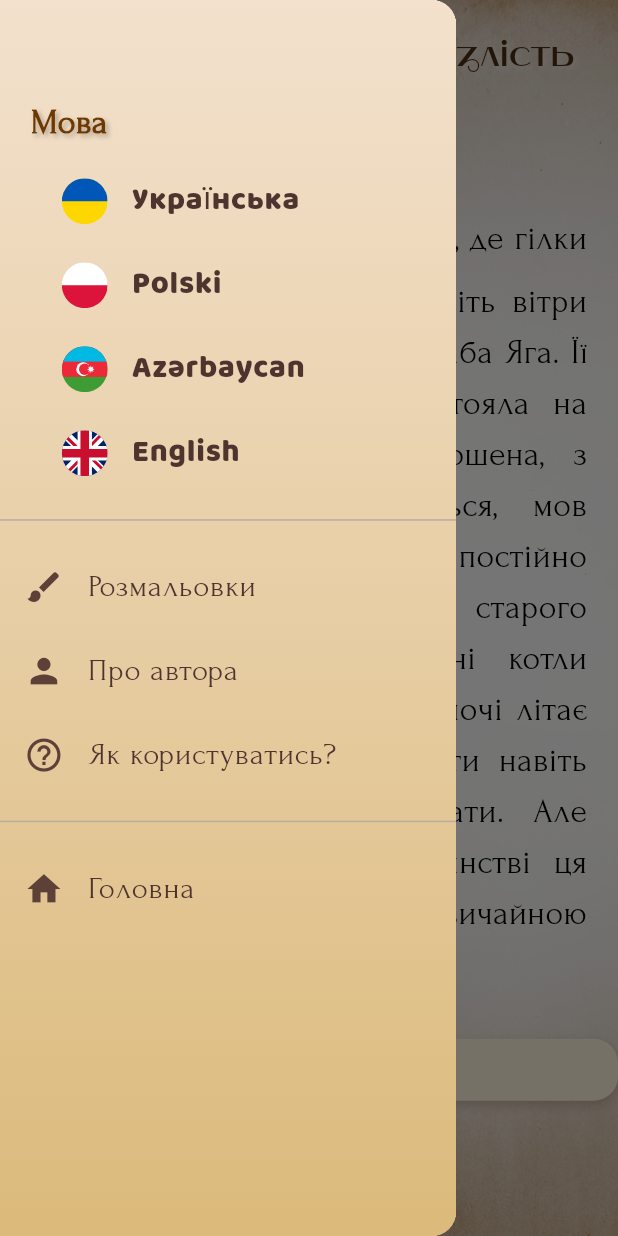
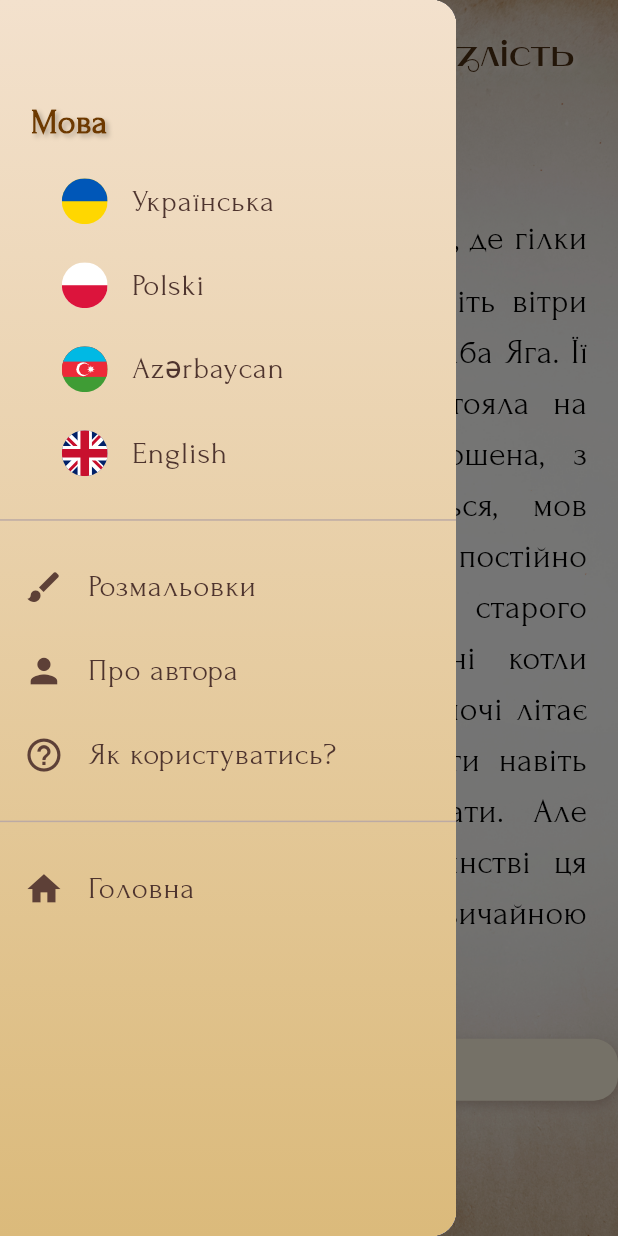
Before and after one commit to SergiyKlymenko/yaga_storybook_app, a Flutter app: the BookPageScreen screen opened directly, with the side drawer open, on a phone screen of 412 x 824 dp. Run offline on Flutter 3.47's test engine with Material 3 defaults, Android fonts, the phone set to English and light mode, and no system bars; our stand-ins replace flutter_dotenv, flutter_svg, just_audio, lucide_icons; missing offline and left inert: dart:ffi; generated files the repository leaves out were written again.

Commit message:
drawer font

```diff
--- a/lib/widgets/storybook_drawer.dart
+++ b/lib/widgets/storybook_drawer.dart
@@ -127,7 +127,7 @@ class StorybookDrawer extends StatelessWidget {
         title,
         style: TextStyle(
           fontSize: fontSize,
-          fontFamily: 'FairyFont2',
+          fontFamily: 'FairyFont',
           color: Colors.brown[800],
         ),
       ),
```
